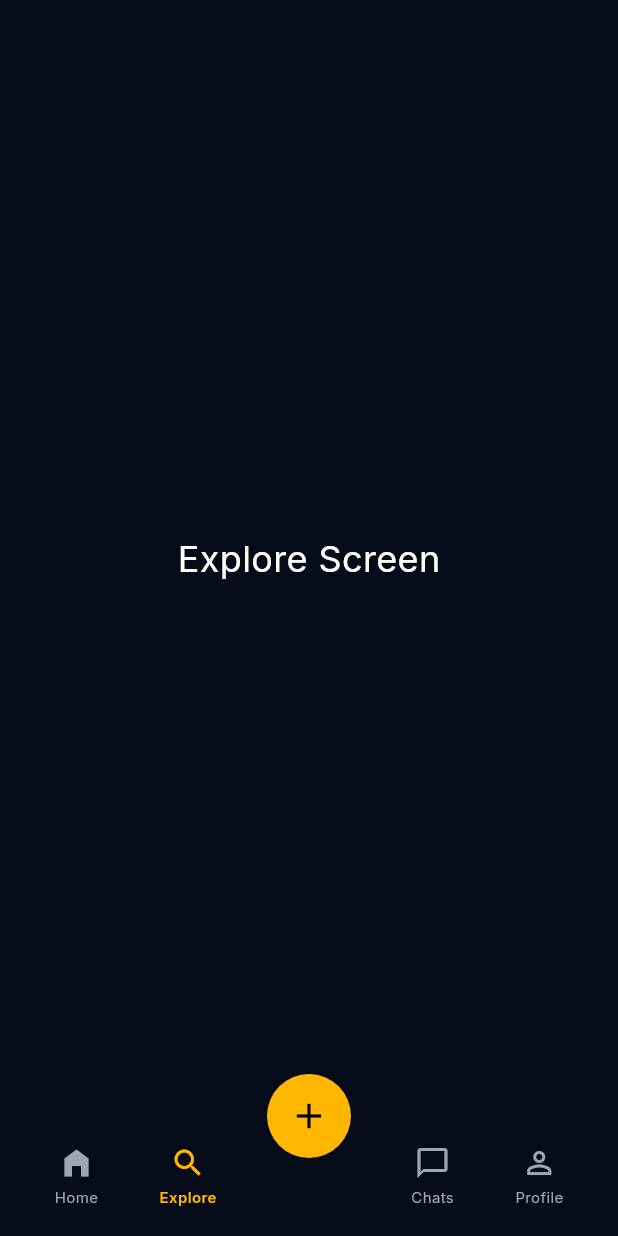
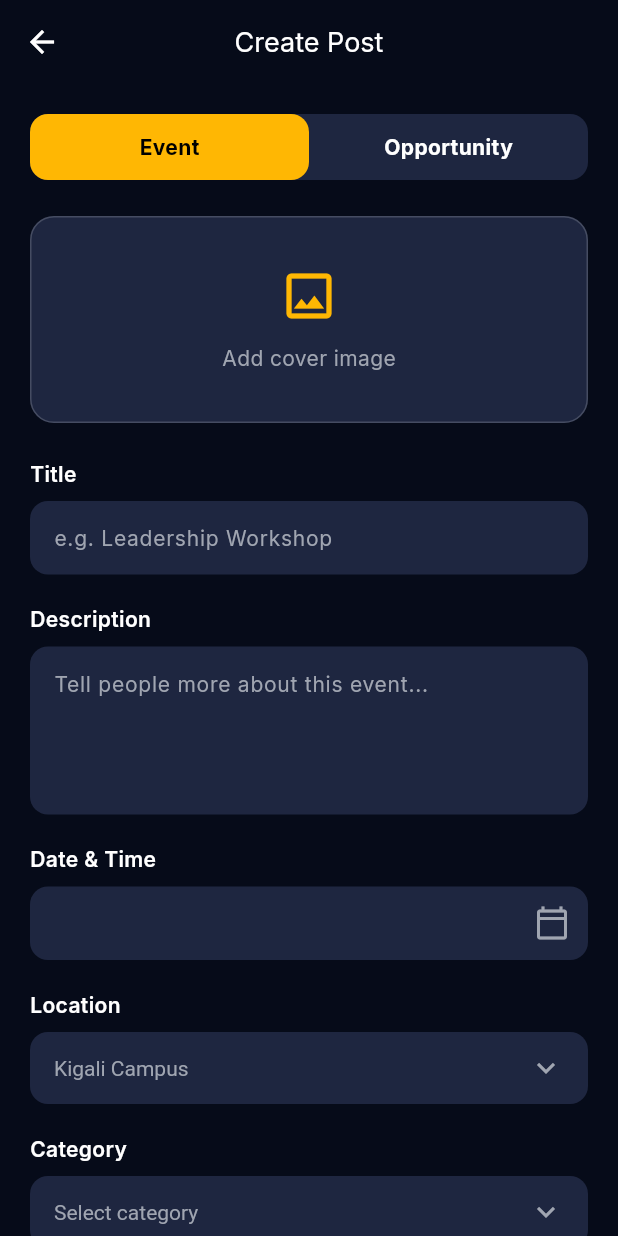
Before and after one commit to TWARIQABDUL/Formative_1, a Flutter app: the screen it shows after launch, item 2 of the bottom bar chosen, after a tap on the "add" icon, on a phone screen of 412 x 824 dp. Run offline on Flutter 3.47's test engine with Material 3 defaults, Android fonts, the phone set to English and light mode, and no system bars; our stand-ins replace google_fonts; network calls fail.

Commit message:
feat: implement create post screen and integrate navigation from app layout

```diff
--- a/lib/layout/app_layout.dart
+++ b/lib/layout/app_layout.dart
@@ -3,6 +3,7 @@ import '../screens/home/home_screen.dart';
 import '../screens/explore/explore_screen.dart';
 import '../screens/chats/chats_screen.dart';
 import '../screens/profile/profile_screen.dart';
+import '../screens/create_post/create_post_screen.dart';
 import '../theme/app_colors.dart';
 
 class AppLayout extends StatefulWidget {
@@ -38,7 +39,12 @@ class _AppLayoutState extends State<AppLayout> {
       ),
       floatingActionButton: FloatingActionButton(
         onPressed: () {
-          // Action for the center add button
+          Navigator.push(
+            context,
+            MaterialPageRoute(
+              builder: (context) => const CreatePostScreen(),
+            ),
+          );
         },
         backgroundColor: AppColors.primaryAccent,
         shape: const CircleBorder(),
--- /dev/null
+++ b/lib/screens/create_post/create_post_screen.dart
@@ -0,0 +1,315 @@
+import 'package:flutter/material.dart';
+import '../../../theme/app_colors.dart';
+import 'widgets/custom_text_field.dart';
+
+class CreatePostScreen extends StatefulWidget {
+  const CreatePostScreen({Key? key}) : super(key: key);
+
+  @override
+  State<CreatePostScreen> createState() => _CreatePostScreenState();
+}
+
+class _CreatePostScreenState extends State<CreatePostScreen> {
+  // State variables to capture form data
+  String _postType = 'Event'; // 'Event' or 'Opportunity'
+  final TextEditingController _titleController = TextEditingController();
+  final TextEditingController _descriptionController = TextEditingController();
+  final TextEditingController _dateController = TextEditingController();
+  String? _selectedLocation;
+  String? _selectedCategory;
+
+  @override
+  void dispose() {
+    _titleController.dispose();
+    _descriptionController.dispose();
+    _dateController.dispose();
+    super.dispose();
+  }
+
+  void _onPublish() {
+    // Collect data to simulate form submission
+    final postData = {
+      'type': _postType,
+      'title': _titleController.text,
+      'description': _descriptionController.text,
+      'date': _dateController.text,
+      'location': _selectedLocation,
+      'category': _selectedCategory,
+    };
+    print('Publishing Post Data: $postData');
+    // Optionally pop the screen or show a success message
+    ScaffoldMessenger.of(context).showSnackBar(
+      const SnackBar(content: Text('Post Published!')),
+    );
+    Navigator.pop(context);
+  }
+
+  @override
+  Widget build(BuildContext context) {
+    return Scaffold(
+      backgroundColor: AppColors.background,
+      appBar: AppBar(
+        backgroundColor: Colors.transparent,
+        elevation: 0,
+        title: const Text(
+          'Create Post',
+          style: TextStyle(color: AppColors.textPrimary, fontSize: 18),
+        ),
+        centerTitle: true,
+        leading: IconButton(
+          icon: const Icon(Icons.arrow_back, color: AppColors.textPrimary),
+          onPressed: () => Navigator.pop(context),
+        ),
+      ),
+      body: SafeArea(
+        child: SingleChildScrollView(
+          padding: const EdgeInsets.all(20.0),
+          child: Column(
+            crossAxisAlignment: CrossAxisAlignment.start,
+            children: [
+              // Event vs Opportunity Toggle
+              Container(
+                decoration: BoxDecoration(
+                  color: AppColors.searchBackground,
+                  borderRadius: BorderRadius.circular(12),
+                ),
+                child: Row(
+                  children: [
+                    Expanded(
+                      child: GestureDetector(
+                        onTap: () => setState(() => _postType = 'Event'),
+                        child: Container(
+                          padding: const EdgeInsets.symmetric(vertical: 12),
+                          decoration: BoxDecoration(
+                            color: _postType == 'Event'
+                                ? AppColors.primaryAccent
+                                : Colors.transparent,
+                            borderRadius: BorderRadius.circular(12),
+                          ),
+                          alignment: Alignment.center,
+                          child: Text(
+                            'Event',
+                            style: TextStyle(
+                              color: _postType == 'Event'
+                                  ? Colors.black
+                                  : AppColors.textPrimary,
+                              fontWeight: FontWeight.bold,
+                            ),
+                          ),
+                        ),
+                      ),
+                    ),
+                    Expanded(
+                      child: GestureDetector(
+                        onTap: () => setState(() => _postType = 'Opportunity'),
+                        child: Container(
+                          padding: const EdgeInsets.symmetric(vertical: 12),
+                          decoration: BoxDecoration(
+                            color: _postType == 'Opportunity'
+                                ? AppColors.primaryAccent
+                                : Colors.transparent,
+                            borderRadius: BorderRadius.circular(12),
+                          ),
+                          alignment: Alignment.center,
+                          child: Text(
+                            'Opportunity',
+                            style: TextStyle(
+                              color: _postType == 'Opportunity'
+                                  ? Colors.black
+                                  : AppColors.textPrimary,
+                              fontWeight: FontWeight.bold,
+                            ),
+                          ),
+                        ),
+                      ),
+                    ),
+                  ],
+                ),
+              ),
+              const SizedBox(height: 24),
+
+              // Image Upload Area (Solid Border)
+              Container(
+                width: double.infinity,
+                padding: const EdgeInsets.symmetric(vertical: 32),
+                decoration: BoxDecoration(
+                  color: AppColors.searchBackground,
+                  borderRadius: BorderRadius.circular(16),
+                  border: Border.all(
+                    color: AppColors.textSecondary.withValues(alpha: 0.3),
+                    width: 1, // Solid border as agreed
+                  ),
+                ),
+                child: Column(
+                  children: const [
+                    Icon(
+                      Icons.image_outlined,
+                      color: AppColors.primaryAccent,
+                      size: 40,
+                    ),
+                    SizedBox(height: 12),
+                    Text(
+                      'Add cover image',
+                      style: TextStyle(
+                        color: AppColors.textSecondary,
+                        fontSize: 14,
+                      ),
+                    ),
+                  ],
+                ),
+              ),
+              const SizedBox(height: 24),
+
+              // Form Fields
+              CustomTextField(
+                label: 'Title',
+                hintText: 'e.g. Leadership Workshop',
+                controller: _titleController,
+              ),
+              CustomTextField(
+                label: 'Description',
+                hintText: 'Tell people more about this event...',
+                maxLines: 4,
+                controller: _descriptionController,
+              ),
+              CustomTextField(
+                label: 'Date & Time',
+                hintText: '',
+                readOnly: true,
+                controller: _dateController,
+                suffixIcon: IconButton(
+                  icon: const Icon(
+                    Icons.calendar_today_outlined,
+                    color: AppColors.textSecondary,
+                  ),
+                  onPressed: () {
+                    // Logic to show date picker could go here
+                  },
+                ),
+              ),
+
+              // Location Dropdown
+              const Text(
+                'Location',
+                style: TextStyle(
+                  color: AppColors.textPrimary,
+                  fontSize: 14,
+                  fontWeight: FontWeight.w600,
+                ),
+              ),
+              const SizedBox(height: 8),
+              Container(
+                padding: const EdgeInsets.symmetric(horizontal: 16),
+                decoration: BoxDecoration(
+                  color: AppColors.searchBackground,
+                  borderRadius: BorderRadius.circular(12),
+                ),
+                child: DropdownButtonHideUnderline(
+                  child: DropdownButton<String>(
+                    value: _selectedLocation,
+                    hint: const Text(
+                      'Kigali Campus',
+                      style: TextStyle(color: AppColors.textSecondary),
+                    ),
+                    isExpanded: true,
+                    icon: const Icon(
+                      Icons.keyboard_arrow_down,
+                      color: AppColors.textSecondary,
+                    ),
+                    dropdownColor: AppColors.cardBackground,
+                    style: const TextStyle(color: AppColors.textPrimary),
+                    items: ['Kigali Campus', 'Mauritius Campus', 'Online']
+                        .map((String value) {
+                      return DropdownMenuItem<String>(
+                        value: value,
+                        child: Text(value),
+                      );
+                    }).toList(),
+                    onChanged: (newValue) {
+                      setState(() {
+                        _selectedLocation = newValue;
+                      });
+                    },
+                  ),
+                ),
+              ),
+              const SizedBox(height: 20),
+
+              // Category Dropdown
+              const Text(
+                'Category',
+                style: TextStyle(
+                  color: AppColors.textPrimary,
+                  fontSize: 14,
+                  fontWeight: FontWeight.w600,
+                ),
+              ),
+              const SizedBox(height: 8),
+              Container(
+                padding: const EdgeInsets.symmetric(horizontal: 16),
+                decoration: BoxDecoration(
+                  color: AppColors.searchBackground,
+                  borderRadius: BorderRadius.circular(12),
+                ),
+                child: DropdownButtonHideUnderline(
+                  child: DropdownButton<String>(
+                    value: _selectedCategory,
+                    hint: const Text(
+                      'Select category',
+                      style: TextStyle(color: AppColors.textSecondary),
+                    ),
+                    isExpanded: true,
+                    icon: const Icon(
+                      Icons.keyboard_arrow_down,
+                      color: AppColors.textSecondary,
+                    ),
+                    dropdownColor: AppColors.cardBackground,
+                    style: const TextStyle(color: AppColors.textPrimary),
+                    items: ['Event', 'Opportunity', 'Club', 'Academics']
+                        .map((String value) {
+                      return DropdownMenuItem<String>(
+                        value: value,
+                        child: Text(value),
+                      );
+                    }).toList(),
+                    onChanged: (newValue) {
+                      setState(() {
+                        _selectedCategory = newValue;
+                      });
+                    },
+                  ),
+                ),
+              ),
+              const SizedBox(height: 40),
+
+              // Publish Button
+              SizedBox(
+                width: double.infinity,
+                child: ElevatedButton(
+                  onPressed: _onPublish,
+                  style: ElevatedButton.styleFrom(
+                    backgroundColor: AppColors.primaryAccent,
+                    foregroundColor: Colors.black,
+                    padding: const EdgeInsets.symmetric(vertical: 16),
+                    shape: RoundedRectangleBorder(
+                      borderRadius: BorderRadius.circular(24),
+                    ),
+                    elevation: 0,
+                  ),
+                  child: const Text(
+                    'Publish',
+                    style: TextStyle(
+                      fontSize: 16,
+                      fontWeight: FontWeight.bold,
+                    ),
+                  ),
+                ),
+              ),
+              const SizedBox(height: 20),
+            ],
+          ),
+        ),
+      ),
+    );
+  }
+}
--- /dev/null
+++ b/lib/screens/create_post/widgets/custom_text_field.dart
@@ -0,0 +1,70 @@
+import 'package:flutter/material.dart';
+import '../../../../theme/app_colors.dart';
+
+class CustomTextField extends StatelessWidget {
+  final String label;
+  final String hintText;
+  final int maxLines;
+  final bool readOnly;
+  final Widget? suffixIcon;
+  final TextEditingController? controller;
+
+  const CustomTextField({
+    Key? key,
+    required this.label,
+    required this.hintText,
+    this.maxLines = 1,
+    this.readOnly = false,
+    this.suffixIcon,
+    this.controller,
+  }) : super(key: key);
+
+  @override
+  Widget build(BuildContext context) {
+    return Padding(
+      padding: const EdgeInsets.only(bottom: 20.0),
+      child: Column(
+        crossAxisAlignment: CrossAxisAlignment.start,
+        children: [
+          Text(
+            label,
+            style: const TextStyle(
+              color: AppColors.textPrimary,
+              fontSize: 14,
+              fontWeight: FontWeight.w600,
+            ),
+          ),
+          const SizedBox(height: 8),
+          Container(
+            decoration: BoxDecoration(
+              color: AppColors.searchBackground,
+              borderRadius: BorderRadius.circular(12),
+            ),
+            child: TextField(
+              controller: controller,
+              maxLines: maxLines,
+              readOnly: readOnly,
+              style: const TextStyle(
+                color: AppColors.textPrimary,
+                fontSize: 14,
+              ),
+              decoration: InputDecoration(
+                hintText: hintText,
+                hintStyle: const TextStyle(
+                  color: AppColors.textSecondary,
+                  fontSize: 14,
+                ),
+                border: InputBorder.none,
+                contentPadding: const EdgeInsets.symmetric(
+                  horizontal: 16,
+                  vertical: 14,
+                ),
+                suffixIcon: suffixIcon,
+              ),
+            ),
+          ),
+        ],
+      ),
+    );
+  }
+}
```
